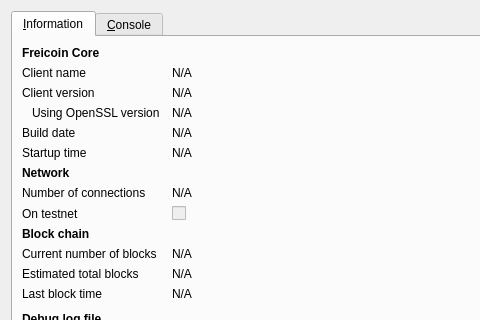
WoerglCoin/woerglcoin, file src/qt/forms/rpcconsole.ui: the form before one commit; both pictures show x 0 to 480 and y 0 to 320 of the 740 by 450 pixel window.
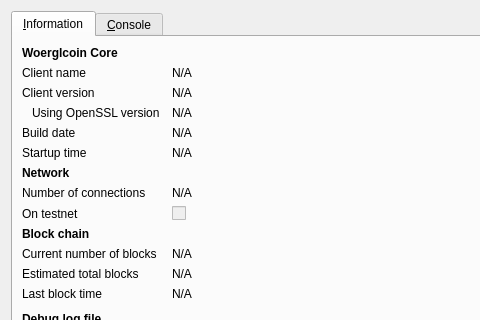
The form after the commit. Icons and pictures are not drawn.

Commit message: Change Freicoin to Woerglcoin

```diff
--- a/src/qt/forms/rpcconsole.ui
+++ b/src/qt/forms/rpcconsole.ui
@@ -36,7 +36,7 @@
           </font>
          </property>
          <property name="text">
-          <string>Freicoin Core</string>
+          <string>Woerglcoin Core</string>
          </property>
         </widget>
        </item>
```
Left out of the diff: 6 changed lines with no effect on the pictures. The commit also changes 144 other files.
